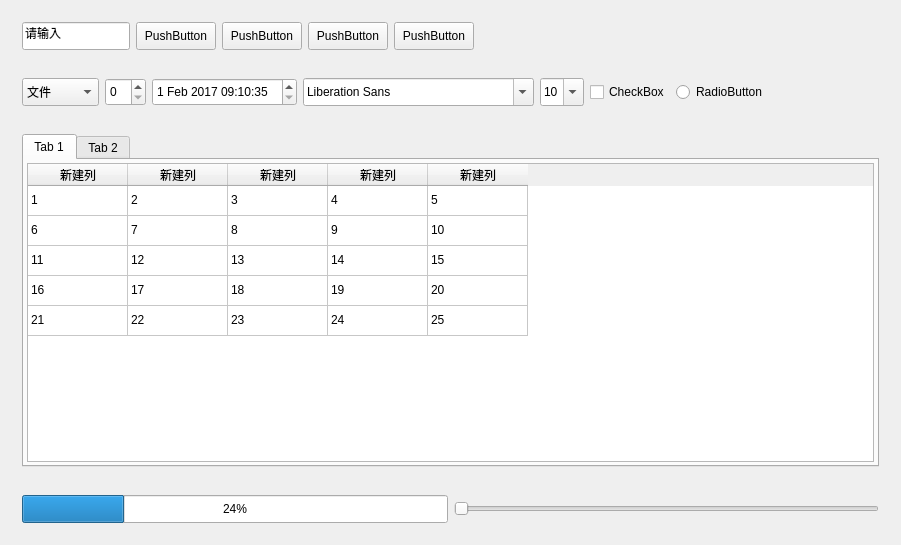
This is QLeonApplication/LeonWgt.ui in oLHHo/QBGUILIB as Qt 5 draws it before an edit. The edited form follows.
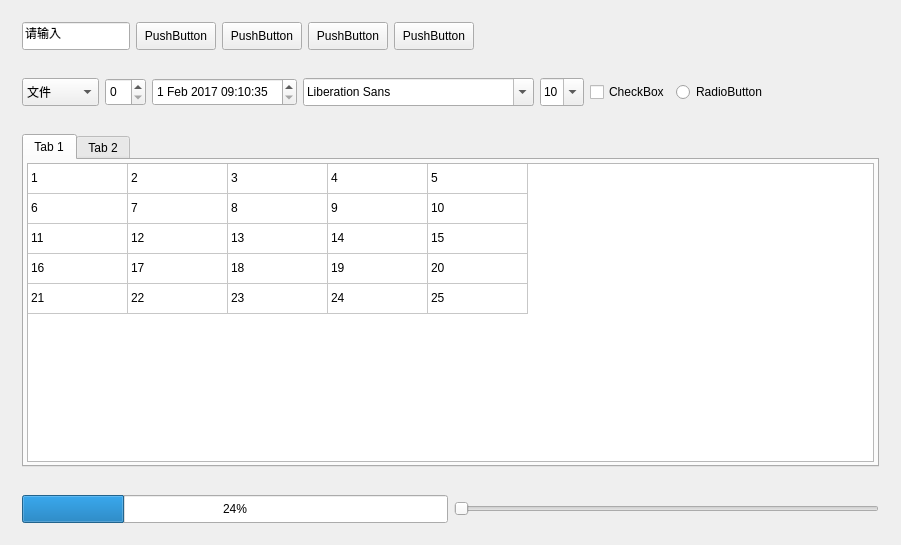
This is the edited form. The open tabs and pages were chosen to show the change.

Commit message: 修改UI文件

What changed in the file:
```diff
--- a/QLeonApplication/LeonWgt.ui
+++ b/QLeonApplication/LeonWgt.ui
@@ -403,7 +403,7 @@
              <enum>Qt::ScrollBarAsNeeded</enum>
             </property>
             <attribute name="horizontalHeaderVisible">
-             <bool>true</bool>
+             <bool>false</bool>
             </attribute>
             <attribute name="horizontalHeaderMinimumSectionSize">
              <number>21</number>
```
Left out of the diff: 2 changed lines with no effect on the pictures.
